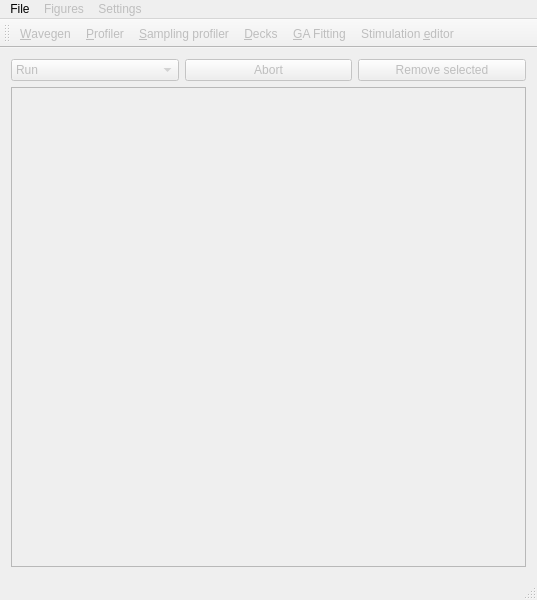
Above: src/gui/mainwindow.ui from CompEphys-team/rtdo before the change. Below: the same form after it.
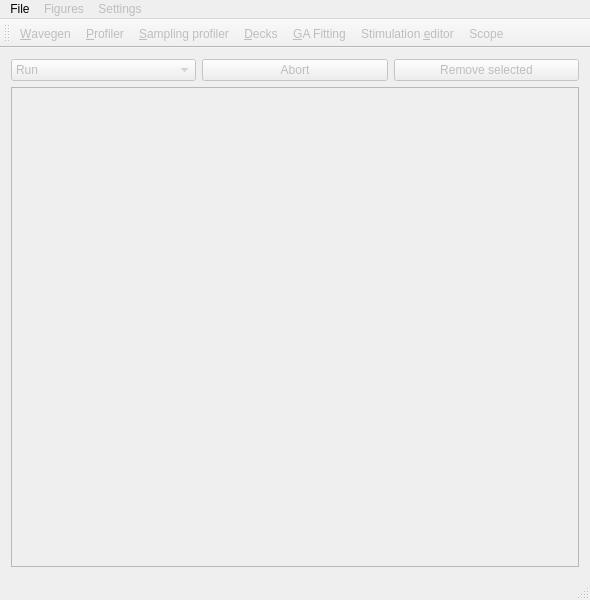
That is the form after the change.

Commit message:
Added a Scope widget
Huzzah, I can now stick with Linux/NatInst for undergraduate lab demos!

The edit to the form file:
```diff
--- a/src/gui/mainwindow.ui
+++ b/src/gui/mainwindow.ui
@@ -6,7 +6,7 @@
    <rect>
     <x>0</x>
     <y>0</y>
-    <width>537</width>
+    <width>590</width>
     <height>600</height>
    </rect>
   </property>
@@ -78,7 +78,7 @@
     <rect>
      <x>0</x>
      <y>0</y>
-     <width>537</width>
+     <width>590</width>
      <height>19</height>
     </rect>
    </property>
@@ -153,6 +153,7 @@
    <addaction name="actionDecks"/>
    <addaction name="actionGAFitter"/>
    <addaction name="actionStimulation_editor"/>
+   <addaction name="actionScope"/>
   </widget>
   <widget class="QStatusBar" name="statusBar"/>
   <action name="actionWavegen">
@@ -301,6 +302,11 @@
     <string>Crossload from other session...</string>
    </property>
   </action>
+  <action name="actionScope">
+   <property name="text">
+    <string>Scope</string>
+   </property>
+  </action>
  </widget>
  <layoutdefault spacing="6" margin="11"/>
  <resources/>
```
The commit also changes 6 other files.
